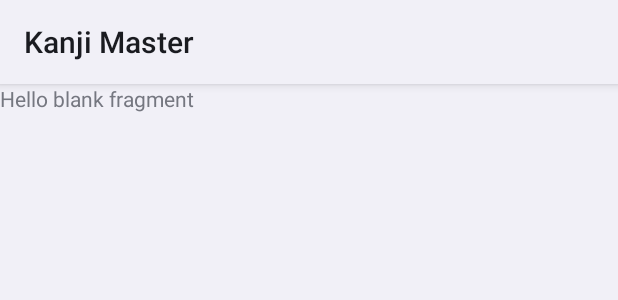
After one commit to Theekshana/Kanji-Master, an Android app: the layout fragment_home.xml on its own in the app's theme, with its tools: preview values and no code run, on a phone screen of 412 x 824 dp. The commit adds this screen. Shown: the top 300 px of the screen. Run offline under Robolectric (Android 15) with nearby library versions, the phone set to English and light mode, and no system bars.

Commit message:
setup splash screen

```diff
--- a/app/build.gradle.kts
+++ b/app/build.gradle.kts
@@ -49,6 +49,8 @@ dependencies {
     implementation("androidx.appcompat:appcompat:1.6.1")
     implementation("com.google.android.material:material:1.10.0")
     implementation("androidx.constraintlayout:constraintlayout:2.1.4")
+    implementation("androidx.navigation:navigation-fragment-ktx:2.7.5")
+    implementation("androidx.navigation:navigation-ui-ktx:2.7.5")
     testImplementation("junit:junit:4.13.2")
     androidTestImplementation("androidx.test.ext:junit:1.1.5")
     androidTestImplementation("androidx.test.espresso:espresso-core:3.5.1")
--- a/app/src/main/java/com/akiyama/kanjimaster/activites/MainActivity.kt
+++ b/app/src/main/java/com/akiyama/kanjimaster/ui/activites/MainActivity.kt
@@ -1,4 +1,4 @@
-package com.akiyama.kanjimaster.activites
+package com.akiyama.kanjimaster.ui.activites
 
 import androidx.appcompat.app.AppCompatActivity
 import android.os.Bundle
@@ -14,7 +14,7 @@ class MainActivity : AppCompatActivity() {
         super.onCreate(savedInstanceState)
         runBlocking {
             installSplashScreen()
-            delay(4000)
+            delay(1000)
         }
         setContentView(R.layout.activity_main)
     }
--- a/app/src/main/res/layout/activity_main.xml
+++ b/app/src/main/res/layout/activity_main.xml
@@ -4,7 +4,7 @@
     xmlns:tools="http://schemas.android.com/tools"
     android:layout_width="match_parent"
     android:layout_height="match_parent"
-    tools:context=".activites.MainActivity">
+    tools:context=".ui.activites.MainActivity">
 
     <TextView
         android:layout_width="wrap_content"
--- /dev/null
+++ b/app/src/main/res/layout/fragment_home.xml
@@ -0,0 +1,14 @@
+<?xml version="1.0" encoding="utf-8"?>
+<FrameLayout xmlns:android="http://schemas.android.com/apk/res/android"
+    xmlns:tools="http://schemas.android.com/tools"
+    android:layout_width="match_parent"
+    android:layout_height="match_parent"
+    tools:context=".ui.fragments.HomeFragment">
+
+    <!-- TODO: Update blank fragment layout -->
+    <TextView
+        android:layout_width="match_parent"
+        android:layout_height="match_parent"
+        android:text="@string/hello_blank_fragment" />
+
+</FrameLayout>
--- /dev/null
+++ b/app/src/main/res/values/splash.xml
@@ -0,0 +1,10 @@
+<?xml version="1.0" encoding="utf-8"?>
+<resources>
+    <style name="Theme.App.Starting" parent="Theme.SplashScreen">
+
+        <item name="windowSplashScreenBackground">#952323</item>
+        <item name="windowSplashScreenAnimatedIcon">@drawable/ic_splash</item>
+        <item name="postSplashScreenTheme">@style/Theme.KanjiMaster</item>
+
+    </style>
+</resources>
--- a/app/src/main/res/values/strings.xml
+++ b/app/src/main/res/values/strings.xml
@@ -1,3 +1,5 @@
 <resources>
     <string name="app_name">Kanji Master</string>
+    <!-- TODO: Remove or change this placeholder text -->
+    <string name="hello_blank_fragment">Hello blank fragment</string>
 </resources>
--- a/build.gradle.kts
+++ b/build.gradle.kts
@@ -20,5 +20,6 @@ buildscript {
 plugins {
 
     id ("com.google.devtools.ksp") version ("1.9.10-1.0.13") apply false
+    id("org.jetbrains.kotlin.android") version "1.8.10" apply false
 
 }
```
Also changed, not shown: app/src/main/AndroidManifest.xml (+4 -3 lines), app/src/main/java/com/akiyama/kanjimaster/ui/fragments/HomeFragment.kt (added, +21 -0 lines), app/src/main/java/com/akiyama/kanjimaster/ui/fragments/KanjiQuizFragment.kt (added, +21 -0 lines), app/src/main/res/layout/fragment_kanji_quiz.xml (added, +14 -0 lines), app/src/main/res/navigation/nav_graph.xml (added, +22 -0 lines).
